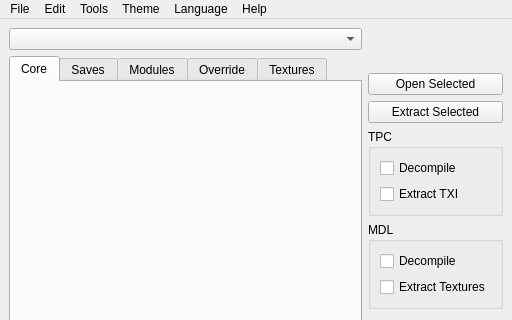
First picture: the form in Tools/HolocronToolset/src/ui/windows/main.ui, repository th3w1zard1/PyKotor, before the edit; both pictures show x 0 to 512 and y 0 to 320 of the 512 by 471 pixel window.
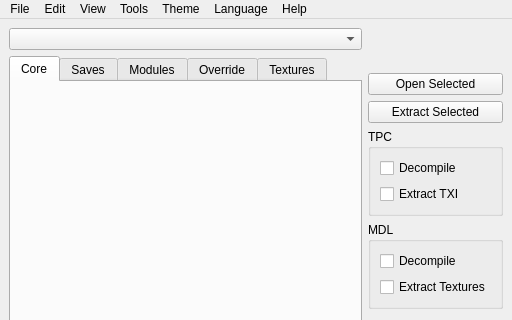
Second picture: the form after the edit. Icons and pictures are not drawn. Custom widgets are drawn as their Qt base class.

Commit message: feat: add filesystem view with archive-as-folder support and comprehensive tests

```diff
--- a/Tools/HolocronToolset/src/ui/windows/main.ui
+++ b/Tools/HolocronToolset/src/ui/windows/main.ui
@@ -401,6 +401,12 @@
         <addaction name="actionEditTLK" />
         <addaction name="actionEditJRL" />
       </widget>
+      <widget class="QMenu" name="menuView">
+        <property name="title">
+          <string>View</string>
+        </property>
+        <addaction name="actionLegacyLayout" />
+      </widget>
       <widget class="QMenu" name="menuTheme">
         <property name="title">
           <string>Theme</string>
@@ -443,6 +449,7 @@
       </widget>
       <addaction name="menuFile" />
       <addaction name="menuEdit" />
+      <addaction name="menuView" />
       <addaction name="menuTools" />
       <addaction name="menuTheme" />
       <addaction name="menuLanguage" />
```
Left out of the diff: 11 changed lines with no effect on the pictures. The commit also changes 2 other files.
